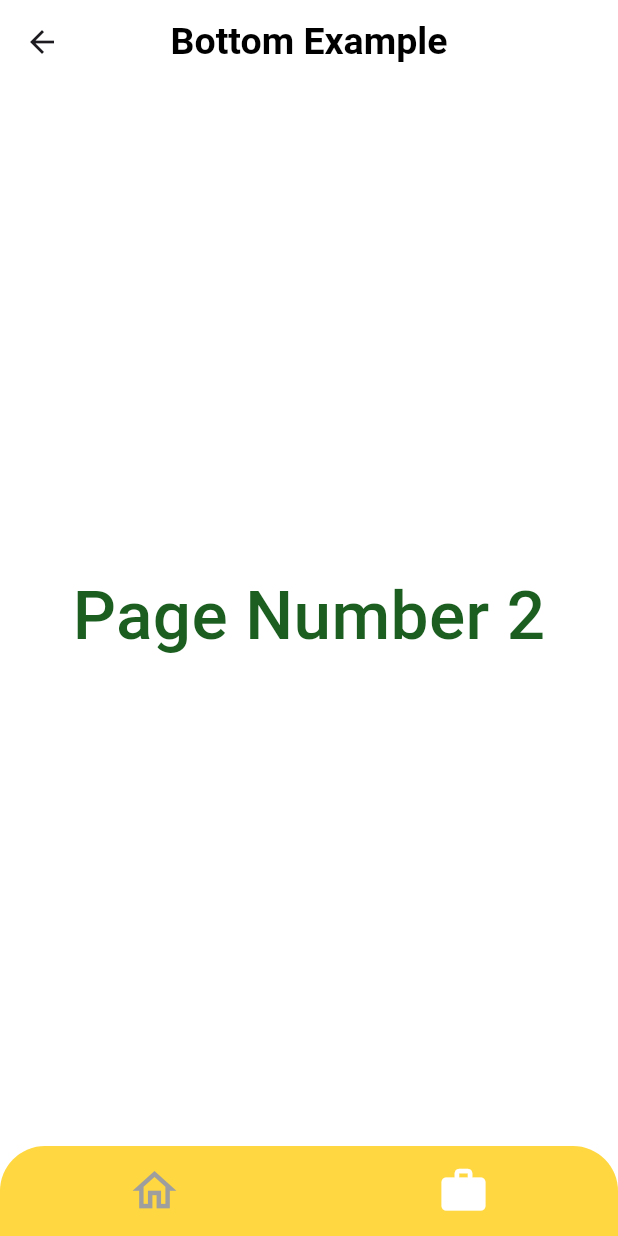
After one commit to shagtayevay/lab_6, a Flutter app: the BottomBarPage screen opened directly, after a tap on the "work outline" icon, on a phone screen of 412 x 824 dp. The commit adds this screen. Run offline on Flutter 3.47's test engine with Material 3 defaults, Android fonts, the phone set to English and light mode, and no system bars; our stand-ins replace easy_localization.

Commit message:
Обновление кода для локализации

```diff
--- /dev/null
+++ b/lib/bottom_bar_page.dart
@@ -0,0 +1,96 @@
+import 'package:flutter/material.dart';
+import 'package:lab_6/main_page.dart';
+import 'package:lab_6/second_page.dart';
+
+class BottomBarPage extends StatefulWidget {
+  @override
+  _BottomBarPageState createState() => _BottomBarPageState();
+}
+
+class _BottomBarPageState extends State<BottomBarPage> {
+  int pageIndex = 0;
+
+  final List<Widget> pages = [
+    const MainPage(),
+    const SecondPage(),
+  ];
+
+  @override
+  Widget build(BuildContext context) {
+    return Scaffold(
+      backgroundColor: Colors.white,
+      appBar: AppBar(
+        title: const Text(
+          "Bottom Example", // Статический текст
+          style: TextStyle(
+            color: Colors.black, // Цвет текста
+            fontSize: 25,
+            fontWeight: FontWeight.w600,
+          ),
+        ),
+        centerTitle: true,
+        backgroundColor: Colors.white,
+      ),
+      body: pages[pageIndex], // Отображаем текущую страницу
+      bottomNavigationBar: buildMyNavBar(context), // Нижняя панель навигации
+    );
+  }
+
+  // Метод для создания нижней панели навигации
+  Container buildMyNavBar(BuildContext context) {
+    return Container(
+      height: 60,
+      decoration: const BoxDecoration(
+        color: Colors.amberAccent,
+        borderRadius: BorderRadius.only(
+          topLeft: Radius.circular(30),
+          topRight: Radius.circular(30),
+        ), // BorderRadius.only
+      ), // BoxDecoration
+      child: Row(
+        mainAxisAlignment: MainAxisAlignment.spaceAround,
+        children: [
+          // Кнопка для главной страницы
+          IconButton(
+            onPressed: () {
+              setState(() {
+                pageIndex = 0;
+              });
+            },
+            icon: pageIndex == 0
+                ? const Icon(
+                    Icons.home_filled,
+                    color: Colors.white,
+                    size: 35,
+                  ) // Icon
+                : const Icon(
+                    Icons.home_outlined,
+                    color: Colors.grey,
+                    size: 35,
+                  ), // Icon
+          ), // IconButton
+
+          // Кнопка для второй страницы
+          IconButton(
+            onPressed: () {
+              setState(() {
+                pageIndex = 1;
+              });
+            },
+            icon: pageIndex == 1
+                ? const Icon(
+                    Icons.work_rounded,
+                    color: Colors.white,
+                    size: 35,
+                  ) // Icon
+                : const Icon(
+                    Icons.work_outline_outlined,
+                    color: Colors.grey,
+                    size: 35,
+                  ), // Icon
+          ), // IconButton
+        ],
+      ),
+    );
+  }
+}
--- /dev/null
+++ b/lib/main_page.dart
@@ -0,0 +1,27 @@
+import 'package:flutter/material.dart';
+
+class MainPage extends StatefulWidget {
+  const MainPage({super.key});
+
+  @override
+  State<MainPage> createState() => _MainPageState();
+}
+
+class _MainPageState extends State<MainPage> {
+  @override
+  Widget build(BuildContext context) {
+    return Container(
+      color: const Color(0xffCADFCB),
+      child: Center(
+        child: Text(
+          "P",
+          style: TextStyle(
+            color: Colors.green[900],
+            fontSize: 45,
+            fontWeight: FontWeight.w500,
+          ), // TextStyle
+        ), // Text
+      ), // Center
+    ); // Container
+  }
+}
--- /dev/null
+++ b/lib/second_page.dart
@@ -0,0 +1,27 @@
+import 'package:flutter/material.dart';
+
+class SecondPage extends StatefulWidget {
+  const SecondPage({super.key});
+
+  @override
+  State<SecondPage> createState() => _SecondPageState();
+}
+
+class _SecondPageState extends State<SecondPage> {
+  @override
+  Widget build(BuildContext context) {
+    return Container(
+      color: Colors.white,
+      child: Center(
+        child: Text(
+          "Page Number 2",
+          style: TextStyle(
+            color: Colors.green[900],
+            fontSize: 45,
+            fontWeight: FontWeight.w500,
+          ), // TextStyle
+        ), // Text
+      ), // Center
+    ); // Container
+  }
+}
```
Also changed, not shown: assets/translations/en.json (+21 -18 lines), assets/translations/kk.json (+21 -18 lines), assets/translations/ru.json (+21 -18 lines), lib/constant/colors.dart (+15 -0 lines), lib/constant/text_style_values.dart (+26 -0 lines), lib/home.dart (added, +44 -0 lines), lib/main.dart (+5 -14 lines), lib/registration_page.dart (+51 -23 lines), lib/user_info_page.dart (+3 -6 lines), pubspec.lock.
